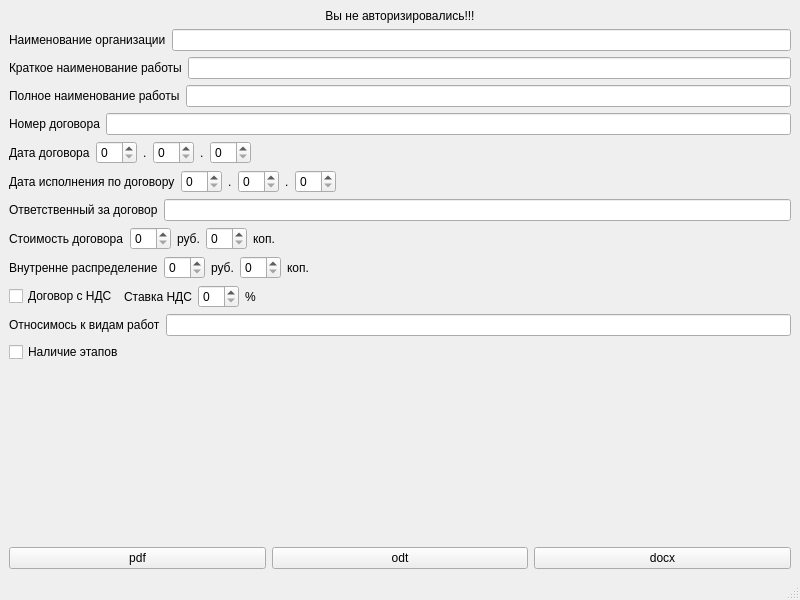
First picture: the form in prilogenie/mainwindow.ui, repository parlamentyor/auto_correct_plan, before the edit.
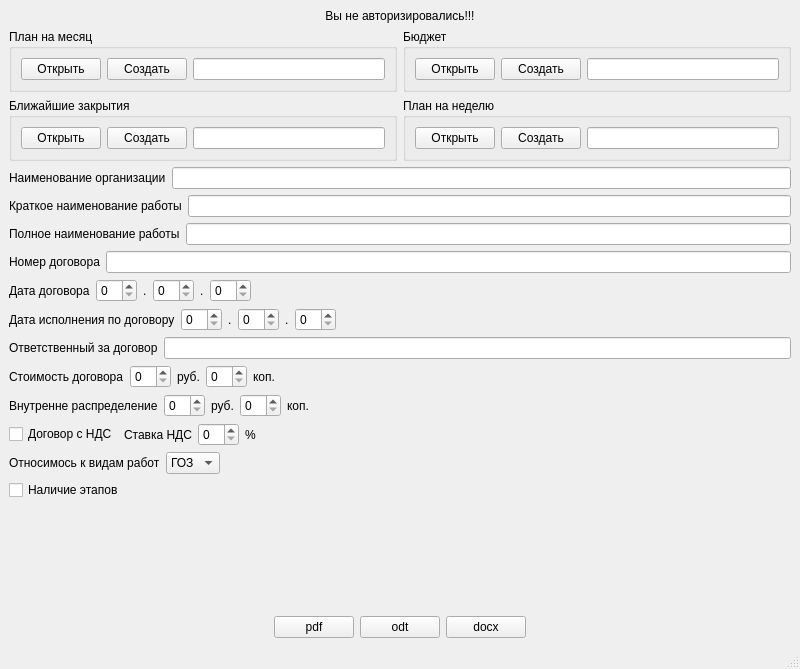
Second picture: the form after the edit.

Commit message: Добавил виджеты открытия и создания документов, обозвал все виджеты, добавил открытие окна выбора плана на месяц

The edit to the form file:
```diff
--- a/prilogenie/mainwindow.ui
+++ b/prilogenie/mainwindow.ui
@@ -7,7 +7,7 @@
     <x>0</x>
     <y>0</y>
     <width>800</width>
-    <height>600</height>
+    <height>669</height>
    </rect>
   </property>
   <property name="windowTitle">
@@ -25,6 +25,118 @@
       </property>
      </widget>
     </item>
+    <item>
+     <layout class="QHBoxLayout" name="horizontalLayout_13">
+      <item>
+       <widget class="QGroupBox" name="gb_plan_month">
+        <property name="title">
+         <string>План на месяц</string>
+        </property>
+        <layout class="QHBoxLayout" name="horizontalLayout_17">
+         <item>
+          <widget class="QPushButton" name="pb_open_plan_month">
+           <property name="text">
+            <string>Открыть</string>
+           </property>
+          </widget>
+         </item>
+         <item>
+          <widget class="QPushButton" name="pb_create_plan_month">
+           <property name="text">
+            <string>Создать</string>
+           </property>
+          </widget>
+         </item>
+         <item>
+          <widget class="QLineEdit" name="le_plan_month"/>
+         </item>
+        </layout>
+       </widget>
+      </item>
+      <item>
+       <widget class="QGroupBox" name="gb_budget">
+        <property name="title">
+         <string>Бюджет</string>
+        </property>
+        <layout class="QHBoxLayout" name="horizontalLayout_18">
+         <item>
+          <widget class="QPushButton" name="pb_open_budget">
+           <property name="text">
+            <string>Открыть</string>
+           </property>
+          </widget>
+         </item>
+         <item>
+          <widget class="QPushButton" name="pb_create_budget">
+           <property name="text">
+            <string>Создать</string>
+           </property>
+          </widget>
+         </item>
+         <item>
+          <widget class="QLineEdit" name="le_budget"/>
+         </item>
+        </layout>
+       </widget>
+      </item>
+     </layout>
+    </item>
+    <item>
+     <layout class="QHBoxLayout" name="horizontalLayout_14">
+      <item>
+       <widget class="QGroupBox" name="gb_contract_end">
+        <property name="title">
+         <string>Ближайшие закрытия</string>
+        </property>
+        <layout class="QHBoxLayout" name="horizontalLayout_19">
+         <item>
+          <widget class="QPushButton" name="pb_open_contract_end">
+           <property name="text">
+            <string>Открыть</string>
+           </property>
+          </widget>
+         </item>
+         <item>
+          <widget class="QPushButton" name="pb_create_contract_end">
+           <property name="text">
+            <string>Создать</string>
+           </property>
+          </widget>
+         </item>
+         <item>
+          <widget class="QLineEdit" name="le_contract_end"/>
+         </item>
+        </layout>
+       </widget>
+      </item>
+      <item>
+       <widget class="QGroupBox" name="gb_plan_week">
+        <property name="title">
+         <string>План на неделю</string>
+        </property>
+        <layout class="QHBoxLayout" name="horizontalLayout_20">
+         <item>
+          <widget class="QPushButton" name="pb_open_plan_week">
+           <property name="text">
+            <string>Открыть</string>
+           </property>
+          </widget>
+         </item>
+         <item>
+          <widget class="QPushButton" name="pb_create_plan_week">
+           <property name="text">
+            <string>Создать</string>
+           </property>
+          </widget>
+         </item>
+         <item>
+          <widget class="QLineEdit" name="le_plan_week"/>
+         </item>
+        </layout>
+       </widget>
+      </item>
+     </layout>
+    </item>
     <item>
      <layout class="QHBoxLayout" name="horizontalLayout_5">
       <item>
@@ -395,12 +507,42 @@
        </widget>
       </item>
       <item>
-       <widget class="QLineEdit" name="lineEdit_6">
-        <property name="enabled">
-         <bool>true</bool>
-        </property>
+       <widget class="QComboBox" name="cob_type_contract">
+        <item>
+         <property name="text">
+          <string>ГОЗ</string>
+         </property>
+        </item>
+        <item>
+         <property name="text">
+          <string>Атт</string>
+         </property>
+        </item>
+        <item>
+         <property name="text">
+          <string>БЭК</string>
+         </property>
+        </item>
+        <item>
+         <property name="text">
+          <string>СИ</string>
+         </property>
+        </item>
        </widget>
       </item>
+      <item>
+       <spacer name="horizontalSpacer_6">
+        <property name="orientation">
+         <enum>Qt::Horizontal</enum>
+        </property>
+        <property name="sizeHint" stdset="0">
+         <size>
+          <width>40</width>
+          <height>20</height>
+         </size>
+        </property>
+       </spacer>
+      </item>
      </layout>
     </item>
     <item>
@@ -428,6 +570,19 @@
     </item>
     <item>
      <layout class="QHBoxLayout" name="horizontalLayout_3">
+      <item>
+       <spacer name="horizontalSpacer_7">
+        <property name="orientation">
+         <enum>Qt::Horizontal</enum>
+        </property>
+        <property name="sizeHint" stdset="0">
+         <size>
+          <width>40</width>
+          <height>20</height>
+         </size>
+        </property>
+       </spacer>
+      </item>
       <item>
        <widget class="QPushButton" name="pb_pdf">
         <property name="enabled">
@@ -458,6 +613,19 @@
         </property>
        </widget>
       </item>
+      <item>
+       <spacer name="horizontalSpacer_8">
+        <property name="orientation">
+         <enum>Qt::Horizontal</enum>
+        </property>
+        <property name="sizeHint" stdset="0">
+         <size>
+          <width>40</width>
+          <height>20</height>
+         </size>
+        </property>
+       </spacer>
+      </item>
      </layout>
     </item>
    </layout>
```
Left out of the diff: 54 changed lines with no effect on the pictures. The commit also changes 4 other files.
